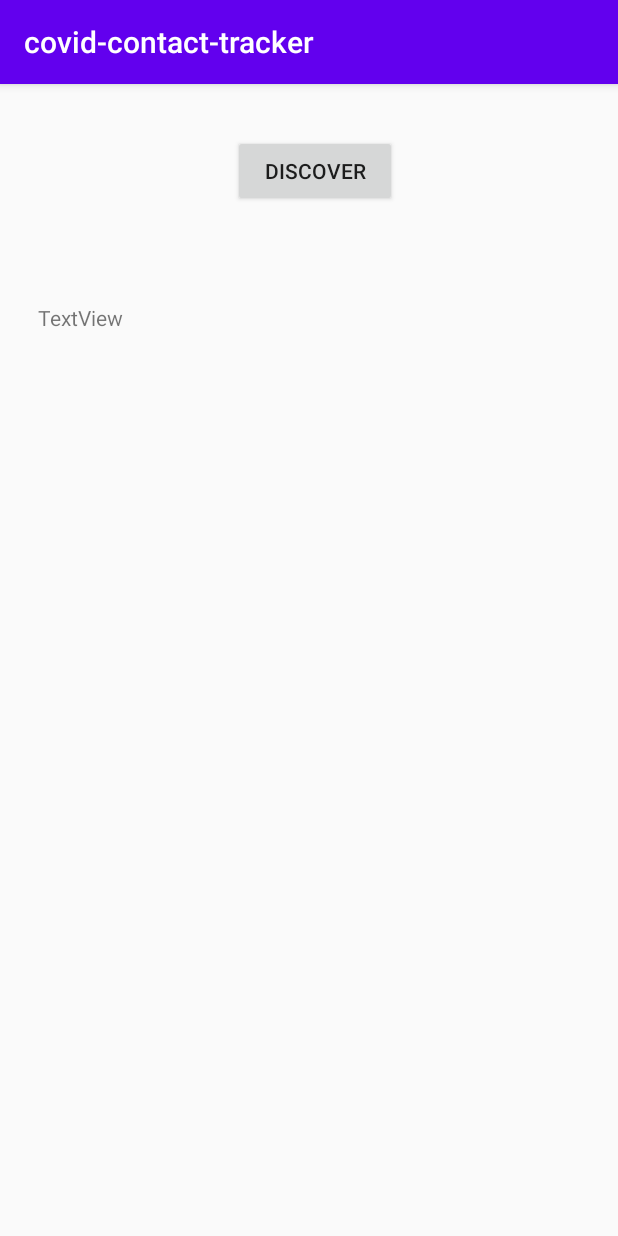
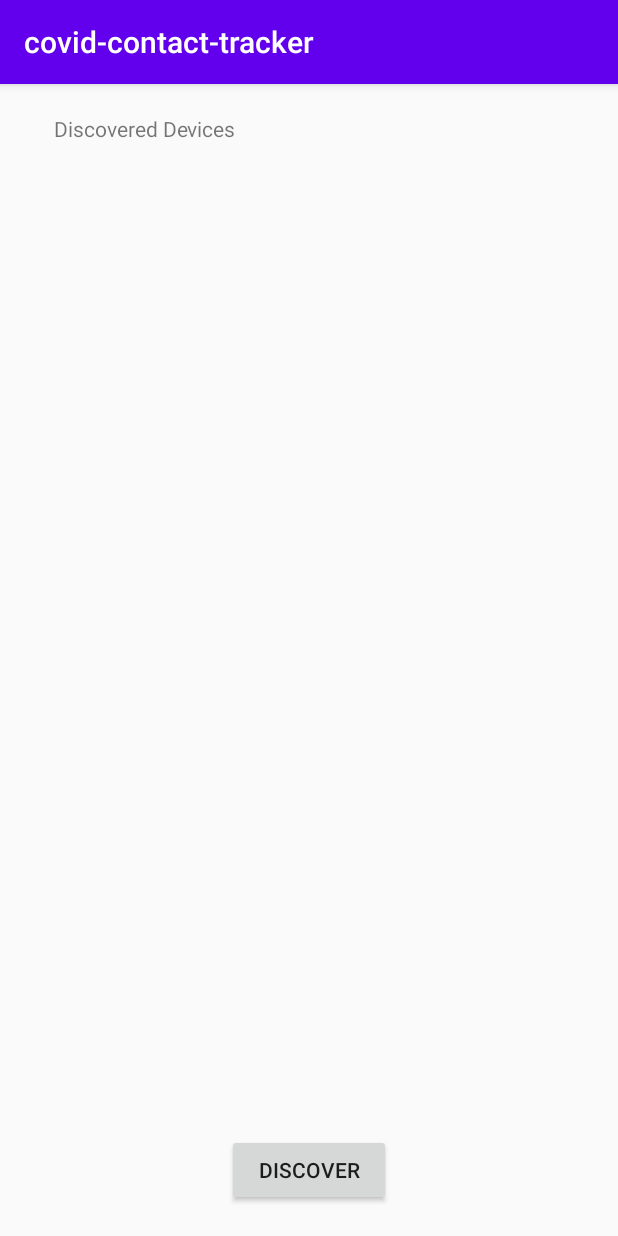
Before and after one commit to MihirS57/covid-contact-tracker, an Android app: the screen it shows after launch (MainActivity), on a phone screen of 412 x 824 dp. Run offline under Robolectric (Android 15) with nearby library versions, the phone set to English and light mode, and no system bars.

Commit message:
A few changes

```diff
--- a/app/src/main/res/layout/activity_main.xml
+++ b/app/src/main/res/layout/activity_main.xml
@@ -10,24 +10,26 @@
         android:id="@+id/bluetooth_devices"
         android:layout_width="match_parent"
         android:layout_height="wrap_content"
-        android:layout_below="@+id/discover"
+        android:layout_above="@+id/discover"
         android:layout_alignParentStart="true"
+        android:layout_alignParentTop="true"
         android:layout_alignParentEnd="true"
-        android:layout_marginStart="25dp"
-        android:layout_marginTop="64dp"
-        android:layout_marginEnd="47dp"
-        android:text="TextView" />
+        android:layout_marginStart="36dp"
+        android:layout_marginTop="20dp"
+        android:layout_marginEnd="36dp"
+        android:layout_marginBottom="15dp"
+        android:text="Discovered Devices" />
 
     <Button
         android:id="@+id/discover"
         android:layout_width="wrap_content"
         android:layout_height="wrap_content"
         android:layout_alignParentStart="true"
-        android:layout_alignParentTop="true"
         android:layout_alignParentEnd="true"
-        android:layout_marginStart="155dp"
-        android:layout_marginTop="34dp"
-        android:layout_marginEnd="147dp"
+        android:layout_alignParentBottom="true"
+        android:layout_marginStart="151dp"
+        android:layout_marginEnd="151dp"
+        android:layout_marginBottom="20dp"
         android:onClick="discoverBt"
         android:text="Discover" />
 </RelativeLayout>
```
Also changed, not shown: app/src/main/java/com/example/covid_contact_tracker/MainActivity.java (+19 -11 lines).
